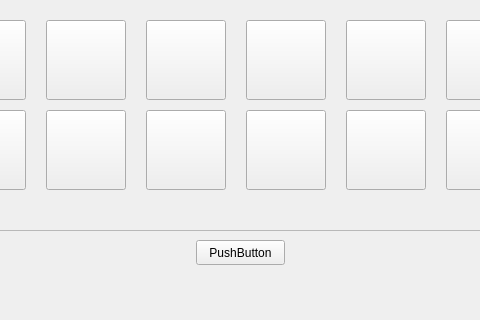
The window that ClientMCG/mainwindow.ui (CarlosCL13/MemoryCardGamePIDII) describes before a commit, drawn with Qt 5; both pictures show x 284 to 764 and y 280 to 600 of the 1040 by 600 pixel window.
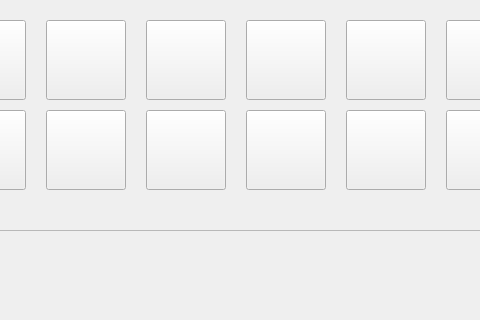
The same window after the commit.

```diff
--- a/ClientMCG/mainwindow.ui
+++ b/ClientMCG/mainwindow.ui
@@ -965,19 +965,6 @@
      </property>
     </widget>
    </widget>
-   <widget class="QPushButton" name="pushButton">
-    <property name="geometry">
-     <rect>
-      <x>480</x>
-      <y>520</y>
-      <width>89</width>
-      <height>25</height>
-     </rect>
-    </property>
-    <property name="text">
-     <string>PushButton</string>
-    </property>
-   </widget>
    <widget class="QLabel" name="lblinstructions">
     <property name="geometry">
      <rect>
```
